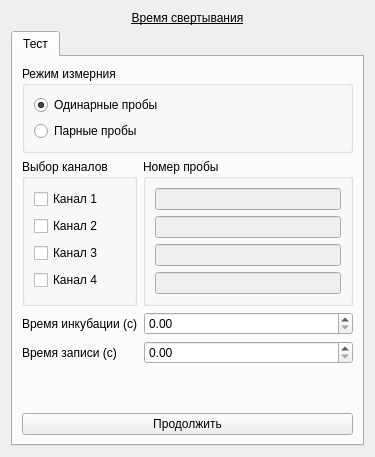
krang4d/Agrekola, file choisedialog/ko1.ui: the form before one commit.
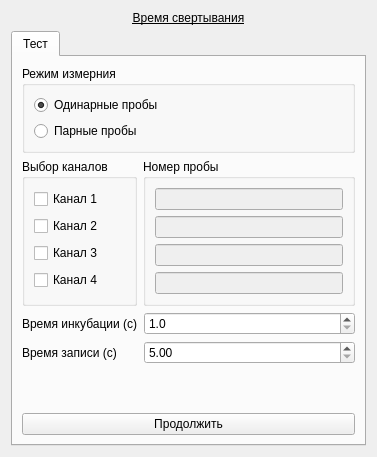
The form after the commit.

Diff of the .ui file:
```diff
--- a/choisedialog/ko1.ui
+++ b/choisedialog/ko1.ui
@@ -6,8 +6,8 @@
    <rect>
     <x>0</x>
     <y>0</y>
-    <width>375</width>
-    <height>426</height>
+    <width>377</width>
+    <height>437</height>
    </rect>
   </property>
   <property name="windowTitle">
@@ -173,10 +173,23 @@
            <property name="enabled">
             <bool>true</bool>
            </property>
+           <property name="decimals">
+            <number>1</number>
+           </property>
+           <property name="minimum">
+            <double>1.000000000000000</double>
+           </property>
           </widget>
          </item>
          <item row="1" column="1">
-          <widget class="QDoubleSpinBox" name="doubleSpinBox_testWriteTime"/>
+          <widget class="QDoubleSpinBox" name="doubleSpinBox_testWriteTime">
+           <property name="minimum">
+            <double>5.000000000000000</double>
+           </property>
+           <property name="maximum">
+            <double>180.000000000000000</double>
+           </property>
+          </widget>
          </item>
          <item row="1" column="0">
           <widget class="QLabel" name="label_2">
```
